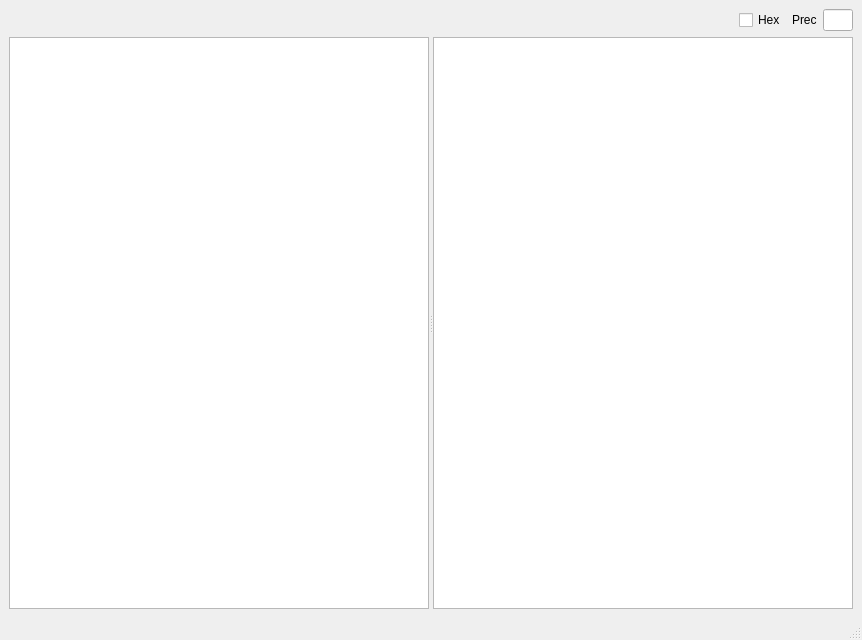
Before: the Qt Designer form mainwindow.ui in morozanime/notes, drawn with Qt 5.
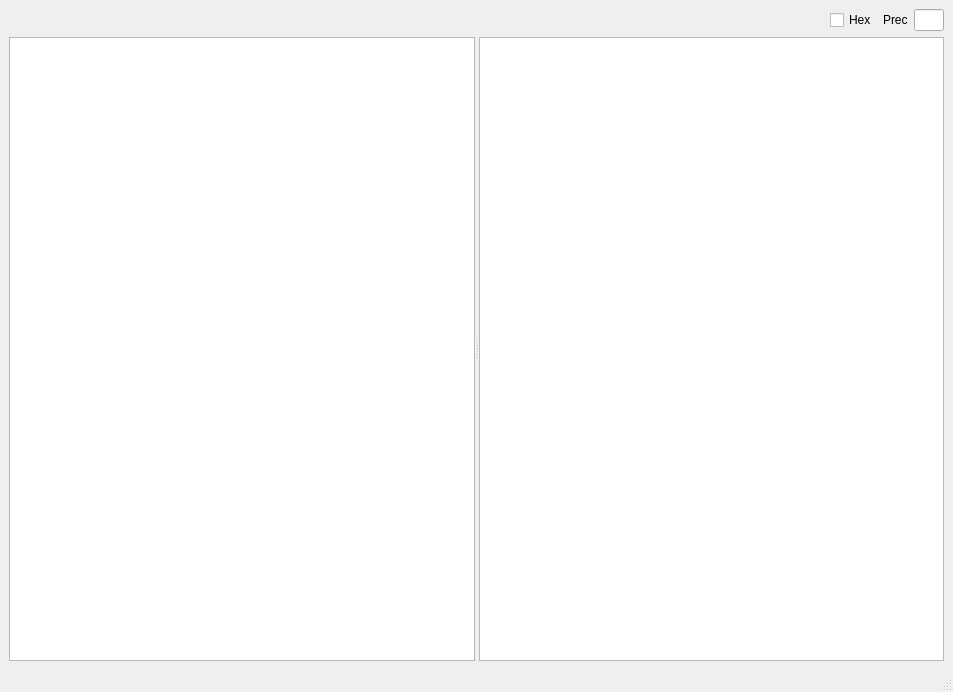
After: the same form once the commit is applied.

What changed in the file:
```diff
--- a/mainwindow.ui
+++ b/mainwindow.ui
@@ -6,8 +6,8 @@
    <rect>
     <x>0</x>
     <y>0</y>
-    <width>862</width>
-    <height>640</height>
+    <width>953</width>
+    <height>692</height>
    </rect>
   </property>
   <property name="windowTitle">
```
Left out of the diff: 2 changed lines with no effect on the pictures.
